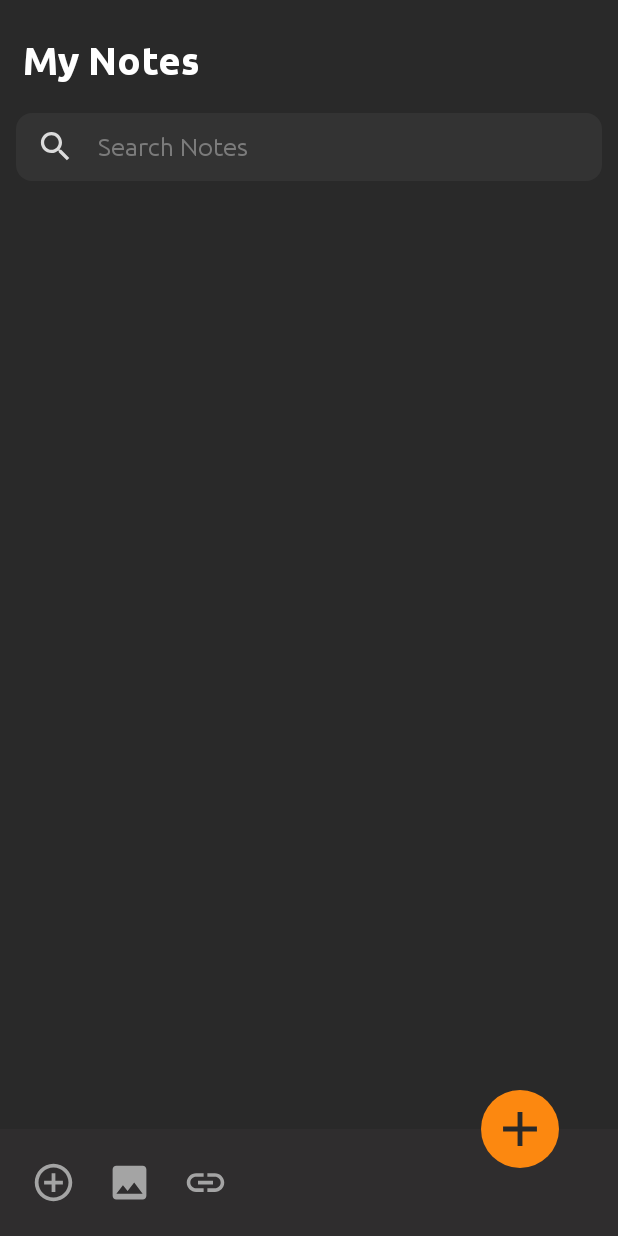
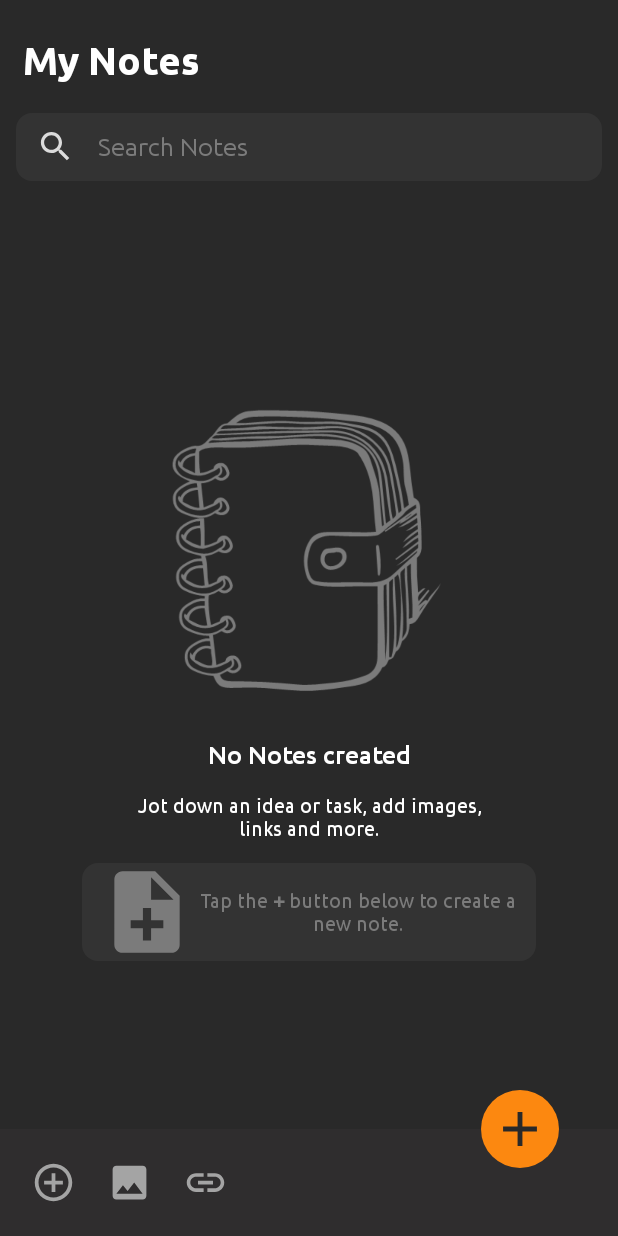
Before and after one commit to ahmed0elsafty/Notesapp, an Android app: the screen it shows after launch (MainActivity), on a phone screen of 412 x 824 dp. Run offline under Robolectric (Android 15) with nearby library versions, the phone set to English and light mode, and no system bars; our stand-ins replace ButterKnife, Room's generated code, sdp/ssp sizes; libraries missing offline, so code that uses them is left out: com.makeramen.roundedimageview.

Commit message:
Add empty state to RecyclerView

```diff
--- a/app/src/main/java/com/elsafty/notesapp/activities/CreateNoteActivity.java
+++ b/app/src/main/java/com/elsafty/notesapp/activities/CreateNoteActivity.java
@@ -103,6 +103,7 @@ public class CreateNoteActivity extends AppCompatActivity {
                 }else if (type.toLowerCase().equals("url")){
                     linkText.setText(intent.getStringExtra("stringUrl"));
                     layoutAddLink.setVisibility(View.VISIBLE);
+                    findViewById(R.id.removelink).setVisibility(View.VISIBLE);
                 }
             }
         }
@@ -415,6 +416,8 @@ public class CreateNoteActivity extends AppCompatActivity {
                         Bitmap imageBitmap = BitmapFactory.decodeStream(inputStream);
                         imageNote.setImageBitmap(imageBitmap);
                         imageNote.setVisibility(View.VISIBLE);
+                        findViewById(R.id.removeNoteImage).setVisibility(View.VISIBLE);
+
                     } else {
                         imageNote.setVisibility(View.GONE);
                     }
--- a/app/src/main/java/com/elsafty/notesapp/activities/MainActivity.java
+++ b/app/src/main/java/com/elsafty/notesapp/activities/MainActivity.java
@@ -22,6 +22,7 @@ import android.view.View;
 import android.view.ViewGroup;
 import android.widget.EditText;
 import android.widget.ImageView;
+import android.widget.LinearLayout;
 import android.widget.Toast;
 
 import com.elsafty.notesapp.R;
@@ -64,6 +65,8 @@ public class MainActivity extends AppCompatActivity implements OnNoteClickedList
     ImageView imageAddNoteMain;
     @BindView(R.id.notes_recyclerView)
     RecyclerView notesRecyclerView;
+    @BindView(R.id.emptyView)
+    LinearLayout emptyView;
     private NoteAdapter mAdapter;
     private List<Note> mNotes;
     private int noteClickedPosition = -1;
@@ -131,6 +134,7 @@ public class MainActivity extends AppCompatActivity implements OnNoteClickedList
                 showLinkDialog();
             }
         });
+
     }
 
     private void showLinkDialog() {
@@ -210,6 +214,11 @@ public class MainActivity extends AppCompatActivity implements OnNoteClickedList
             @Override
             protected void onPostExecute(List<Note> notes) {
                 super.onPostExecute(notes);
+                if (notes.size()==0){
+                    emptyView.setVisibility(View.VISIBLE);
+                }else {
+                    emptyView.setVisibility(View.GONE);
+                }
                 if (requestCode == REQUEST_CODE_SHOW_NOTES) {
                     mNotes.addAll(notes);
                     mAdapter.notifyDataSetChanged();
--- a/app/src/main/java/com/elsafty/notesapp/adapters/NoteAdapter.java
+++ b/app/src/main/java/com/elsafty/notesapp/adapters/NoteAdapter.java
@@ -19,7 +19,11 @@ import com.elsafty.notesapp.entities.Note;
 import com.elsafty.notesapp.listeners.OnNoteClickedListener;
 import com.makeramen.roundedimageview.RoundedImageView;
 
+import java.text.DateFormat;
+import java.text.ParseException;
+import java.text.SimpleDateFormat;
 import java.util.ArrayList;
+import java.util.Date;
 import java.util.List;
 import java.util.Timer;
 import java.util.TimerTask;
@@ -95,7 +99,7 @@ public class NoteAdapter extends RecyclerView.Adapter<NoteAdapter.NoteViewHolder
             } else {
                 textSubtitle.setText(note.getSubtitle());
             }
-            textDateTime.setText(note.getDateTime());
+            textDateTime.setText(parseDate(note.getDateTime()));
             GradientDrawable gradientDrawable = (GradientDrawable) layoutNote.getBackground();
             if (note.getColor() != null) {
                 gradientDrawable.setColor(Color.parseColor(note.getColor()));
@@ -147,4 +151,25 @@ public class NoteAdapter extends RecyclerView.Adapter<NoteAdapter.NoteViewHolder
             timer.cancel();
         }
     }
+    private String parseDate(String dateStr){
+
+        try {
+
+            DateFormat srcDf = new SimpleDateFormat("EEEE,dd MMMM yyyy HH:mm a");
+
+            // parse the date string into Date object
+            Date date = srcDf.parse(dateStr);
+
+            DateFormat destDf = new SimpleDateFormat("EE,dd MMM yyyy HH:mm a");
+
+            // format the date into another format
+            dateStr = destDf.format(date);
+
+
+        }
+        catch (ParseException e) {
+            e.printStackTrace();
+        }
+        return dateStr;
+    }
 }
--- /dev/null
+++ b/app/src/main/res/drawable/ic_note_add.xml
@@ -0,0 +1,10 @@
+<vector xmlns:android="http://schemas.android.com/apk/res/android"
+    android:width="24dp"
+    android:height="24dp"
+    android:viewportWidth="24"
+    android:viewportHeight="24"
+    android:tint="?attr/colorControlNormal">
+  <path
+      android:fillColor="@android:color/white"
+      android:pathData="M14,2L6,2c-1.1,0 -1.99,0.9 -1.99,2L4,20c0,1.1 0.89,2 1.99,2L18,22c1.1,0 2,-0.9 2,-2L20,8l-6,-6zM16,16h-3v3h-2v-3L8,16v-2h3v-3h2v3h3v2zM13,9L13,3.5L18.5,9L13,9z"/>
+</vector>
--- a/app/src/main/res/layout/activity_create_note.xml
+++ b/app/src/main/res/layout/activity_create_note.xml
@@ -169,7 +169,7 @@
                     android:background="@drawable/ic_delete"
                     android:contentDescription="@string/app_name"
                     android:src="@drawable/ic_delete"
-                    app:tint="@color/colorWhite"/>
+                    app:tint="@color/colorDelete"/>
 
             </LinearLayout>
 
--- a/app/src/main/res/layout/activity_main.xml
+++ b/app/src/main/res/layout/activity_main.xml
@@ -131,4 +131,78 @@
         app:layout_constraintEnd_toEndOf="parent"
         app:layout_constraintTop_toTopOf="@+id/layout_quickActions"
         app:tint="@color/colorPrimary" />
+
+    <LinearLayout
+        android:id="@+id/emptyView"
+        android:visibility="gone"
+        android:layout_width="match_parent"
+        android:layout_height="wrap_content"
+        app:layout_constraintTop_toBottomOf="@id/search_bar"
+        app:layout_constraintBottom_toTopOf="@id/layout_quickActions"
+        app:layout_constraintEnd_toEndOf="parent"
+        app:layout_constraintStart_toStartOf="parent"
+        android:gravity="top"
+        android:orientation="vertical">
+
+        <ImageView
+            android:layout_width="@dimen/_200sdp"
+            android:layout_height="@dimen/_200sdp"
+            android:layout_gravity="center"
+            android:adjustViewBounds="true"
+            android:src="@drawable/book"
+            app:tint="@color/colorTextHint"
+            android:contentDescription="@string/app_name" />
+
+        <TextView
+            android:layout_width="match_parent"
+            android:layout_height="wrap_content"
+            android:fontFamily="@font/ubuntu_medium"
+            android:gravity="center"
+            android:text="@string/no_notes_created"
+            android:textColor="@color/colorWhite"
+            android:textSize="@dimen/_13ssp" />
+
+        <TextView
+            android:id="@+id/textView"
+            android:layout_width="match_parent"
+            android:layout_height="wrap_content"
+            android:gravity="center"
+            android:layout_marginTop="@dimen/_12sdp"
+            android:textColor="@color/colorWhite"
+            android:fontFamily="@font/ubuntu_regular"
+            android:textSize="@dimen/_10ssp"
+            android:text="Jot down an idea or task, add images,\nlinks and more." />
+
+        <LinearLayout
+            android:layout_width="match_parent"
+            android:layout_height="match_parent"
+            android:layout_marginStart="@dimen/_42sdp"
+            android:layout_marginTop="@dimen/_12sdp"
+            android:layout_marginEnd="@dimen/_42sdp"
+            android:background="@drawable/background_search"
+            android:orientation="horizontal">
+
+            <ImageView
+                android:layout_width="@dimen/_50sdp"
+                android:layout_height="@dimen/_50sdp"
+                android:layout_gravity="start"
+                android:layout_marginStart="@dimen/_8sdp"
+                android:src="@drawable/ic_note_add"
+                app:tint="@color/colorTextHint" />
+
+            <TextView
+                android:layout_width="match_parent"
+                android:layout_height="match_parent"
+                android:fontFamily="@font/ubuntu_regular"
+                android:gravity="center"
+                android:includeFontPadding="false"
+                android:text="@string/guideFirstNote"
+                android:layout_marginEnd="@dimen/_8sdp"
+                android:textColor="@color/colorTextHint"
+                android:textSize="@dimen/_10ssp" />
+        </LinearLayout>
+
+    </LinearLayout>
+
+
 </androidx.constraintlayout.widget.ConstraintLayout>
--- a/app/src/main/res/values/strings.xml
+++ b/app/src/main/res/values/strings.xml
@@ -14,4 +14,6 @@
     <string name="cancel_action">Cancel</string>
     <string name="delete_note">Delete Note</string>
     <string name="are_you_sure_you_want_to_delete_this_note">Are you sure you want to delete this note</string>
+    <string name="no_notes_created">No Notes created</string>
+    <string name="guideFirstNote">Tap the<b> + </b>button below to<br></br> create a new note.</string>
 </resources>
```
Also changed, not shown: app/src/main/res/drawable/book.png (added).
